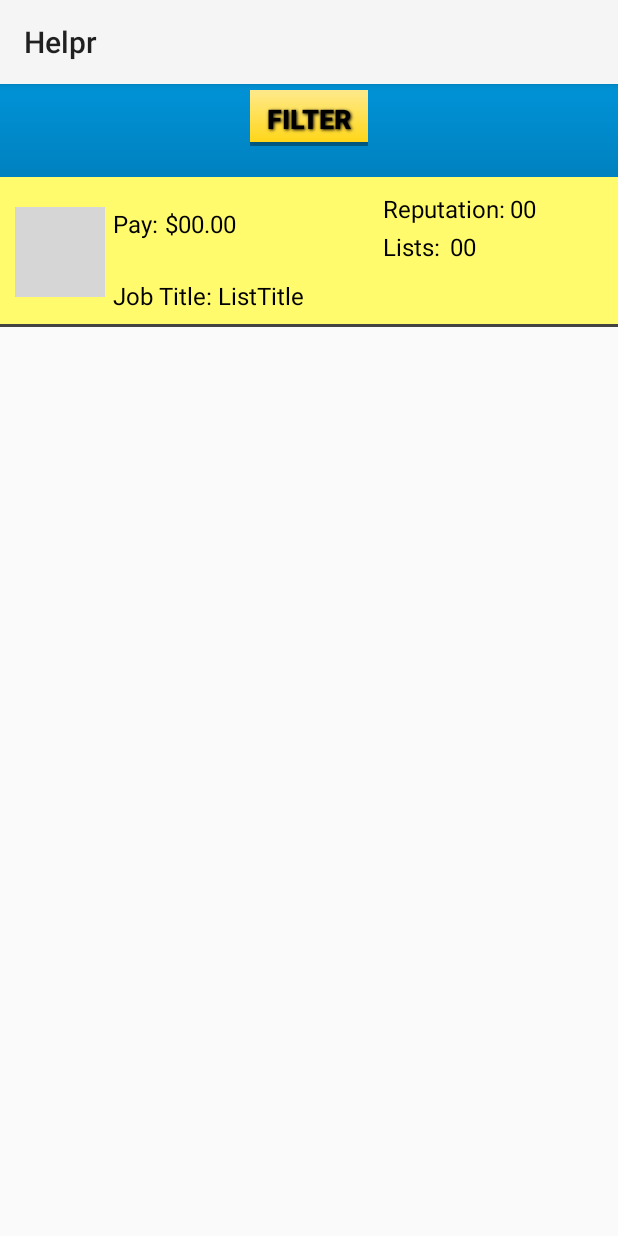
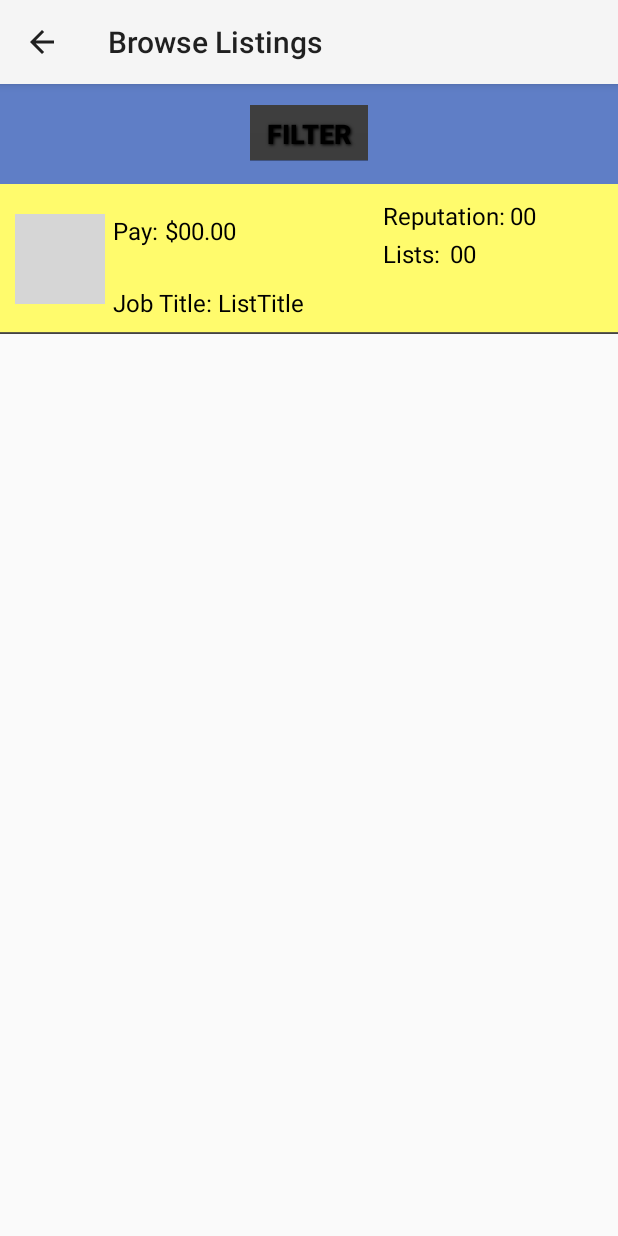
Before and after one commit to rdw88/Joblet, an Android app: the fragment CheckListings shown on its own in the app's theme, on a phone screen of 412 x 824 dp. Run offline under Robolectric (Android 15) with nearby library versions, the phone set to English and light mode, and no system bars; network calls fail; 15 statements that could not run were skipped; grey boxes are pictures that could not be loaded.

Commit message:
changed some colors

```diff
--- a/android/src/main/java/com/jobs/backend/Resource.java
+++ b/android/src/main/java/com/jobs/backend/Resource.java
@@ -18,8 +18,6 @@ import java.util.ArrayList;
 public class Resource {
     public static final ArrayList<String> LOCATIONS = new ArrayList<String>();
     public static final ArrayList<String> TAGS = new ArrayList<String>();
-
-    public static final String[] PAGE_ORDER = {"Create Listing", "Joblet", "Browse Listings"};
 
     public static void initLocations(Context context) {
         InputStream is = context.getResources().openRawResource(R.raw.locations);
--- a/android/src/main/java/com/jobs/fragment/CheckListings.java
+++ b/android/src/main/java/com/jobs/fragment/CheckListings.java
@@ -42,7 +42,9 @@ public class CheckListings extends Fragment {
 
     public void onActivityCreated(Bundle savedInstanceState) {
         super.onActivityCreated(savedInstanceState);
-
+        getActivity().setTitle("Browse Listings");
+        getActivity().getActionBar().setHomeButtonEnabled(true);
+        getActivity().getActionBar().setDisplayHomeAsUpEnabled(true);
         if (savedInstanceState != null) {
             searchedTags = savedInstanceState.getStringArray("elements");
         }
--- a/android/src/main/java/com/jobs/fragment/CreateListing.java
+++ b/android/src/main/java/com/jobs/fragment/CreateListing.java
@@ -51,10 +51,10 @@ public class CreateListing extends Fragment {
     private String tagSelected, imagePath;
     private ProgressDialog creatingProgress;
     TextView t;
-
     public void onStart() {
         super.onStart();
-
+        getActivity().getActionBar().setHomeButtonEnabled(true);
+        getActivity().getActionBar().setDisplayHomeAsUpEnabled(true);
         jobTitle = (EditText) getActivity().findViewById(R.id.listing_name);
         startingAmount = (EditText) getActivity().findViewById(R.id.starting_amount);
         minRep = (EditText) getActivity().findViewById(R.id.min_reputation);
--- a/android/src/main/java/com/jobs/fragment/LandingPage.java
+++ b/android/src/main/java/com/jobs/fragment/LandingPage.java
@@ -19,10 +19,9 @@ public class LandingPage extends Fragment {
     private ImageView profilePicture;
     private JSONObject data;
     TextView t;
-
     public View onCreateView(LayoutInflater inflater, ViewGroup container, Bundle savedInstanceState) {
         View view = inflater.inflate(R.layout.landing_page, container, false);
-
+        getActivity().setTitle("Joblet");
         name = (TextView) view.findViewById(R.id.user_name);
         location = (TextView) view.findViewById(R.id.location);
         positiveReputation = (TextView) view.findViewById(R.id.positive_reputation);
@@ -31,7 +30,7 @@ public class LandingPage extends Fragment {
         jobs = (TextView) view.findViewById(R.id.jobs_completed);
         profilePicture = (ImageView) view.findViewById(R.id.profile_picture);
         t = (TextView) view.findViewById(R.id.text_reputation_landingPage);
-        Typeface customFont = Typeface.createFromAsset(getActivity().getAssets(), "fonts/leaguegothic.ttf");
+        Typeface customFont = Typeface.createFromAsset(getActivity().getAssets(), "fonts/verdana.ttf");
         t.setTypeface(customFont);
 
 
--- a/android/src/main/res/drawable/button.xml
+++ b/android/src/main/res/drawable/button.xml
@@ -14,12 +14,12 @@
             <corners android:radius="0dp" />
         </shape>
     </item>
-    <item android:bottom="5dp" android:top="1dp" android:left="1dp"
+    <item android:bottom="3dp" android:top="1dp" android:left="1dp"
         android:right="1dp">
         <shape android:shape="rectangle">
             <gradient android:angle="270"
-                android:startColor="#FFEA8C"
-                android:endColor="#FFD619"
+                android:startColor="#3E3E3E"
+                android:endColor="#3D3D3D"
                 />
             <corners android:radius="0dp" />
         </shape>
--- a/android/src/main/res/layout/check_listings.xml
+++ b/android/src/main/res/layout/check_listings.xml
@@ -4,9 +4,14 @@
               android:orientation="vertical"
               android:layout_width="match_parent"
               android:layout_height="wrap_content"
-              android:background="@drawable/background"
+              android:background="#5F7EC6"
               android:icon="@drawable/logo"
               android:label="Browse Listings">
+
+
+    <Space
+        android:layout_width="fill_parent"
+        android:layout_height="10dp" />
 
 
 
@@ -16,7 +21,7 @@
         android:layout_width="80dp"
         android:layout_height="40dp"
         android:text="Filter"
-        android:layout_marginBottom="10dp"
+        android:layout_marginBottom="5dp"
         style="@style/button_text_small"
         android:layout_gravity="center_horizontal" />
 
@@ -43,8 +48,8 @@
 
     <ListView android:layout_width="match_parent"
               android:layout_height="match_parent"
-              android:layout_marginTop="15dp"
+              android:layout_marginTop="10dp"
               android:id="@+id/listing_list"
-              android:background="#FFFB6C"/>
+              android:background="#F9F9F9"/>
 
 </LinearLayout>
--- a/android/src/main/res/layout/list_item.xml
+++ b/android/src/main/res/layout/list_item.xml
@@ -95,12 +95,19 @@
 
     <RelativeLayout
         android:layout_width="match_parent"
-        android:layout_height="2dp"
+        android:layout_height="1px"
         android:background="#434343"
         android:layout_alignParentBottom="true"
-        android:id="@+id/relativeLayout">
+        android:id="@+id/list_item_topShadow">
+     </RelativeLayout>
 
-        </RelativeLayout>
+    <RelativeLayout
+        android:layout_width="match_parent"
+        android:layout_height="2px"
+        android:background="#D9434343"
+        android:layout_alignParentBottom="true"
+        android:id="@+id/list_item_bottomShadow">
+    </RelativeLayout>
 
     <FrameLayout
         android:layout_width="fill_parent"
--- a/android/src/main/res/layout/login.xml
+++ b/android/src/main/res/layout/login.xml
@@ -4,7 +4,7 @@
     android:orientation="vertical"
     android:layout_width="match_parent"
     android:layout_height="match_parent"
-    android:background="@drawable/background"
+    android:background="#5C86C4"
     android:weightSum="1">
 
     <ImageView android:layout_width="225dp"
--- a/android/src/main/res/layout/welcome.xml
+++ b/android/src/main/res/layout/welcome.xml
@@ -4,7 +4,7 @@
               android:orientation="vertical"
               android:layout_width="match_parent"
               android:layout_height="match_parent"
-              android:background="@drawable/background"
+              android:background="#5C86C4"
     android:focusable="true">
 
     <ImageView android:layout_width="250dp"
```
Also changed, not shown: android/src/main/java/com/jobs/activity/Main.java (+2 -17 lines), android/src/main/res/layout/landing_page.xml (+10 -6 lines).
